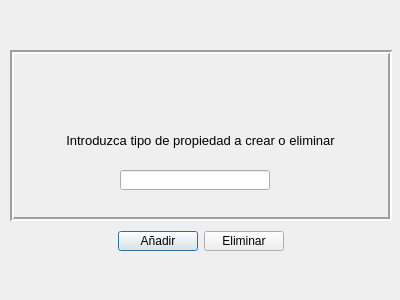
This is templates/dlgTipoProp.ui in Samugcor/InmoTeis as Qt 5 draws it before an edit. The edited form follows.
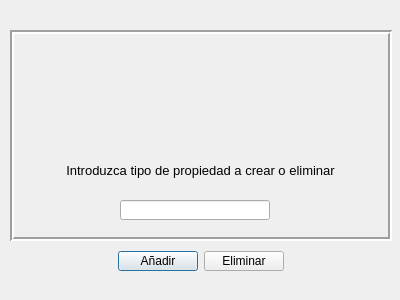
This is the edited form. Icons and pictures are not drawn.

```diff
--- a/templates/dlgTipoProp.ui
+++ b/templates/dlgTipoProp.ui
@@ -32,9 +32,9 @@
    <property name="geometry">
     <rect>
      <x>10</x>
-     <y>50</y>
+     <y>30</y>
      <width>382</width>
-     <height>171</height>
+     <height>211</height>
     </rect>
    </property>
    <property name="maximumSize">
@@ -59,7 +59,7 @@
     <property name="geometry">
      <rect>
       <x>110</x>
-      <y>120</y>
+      <y>170</y>
       <width>150</width>
       <height>20</height>
      </rect>
@@ -81,7 +81,7 @@
     <property name="geometry">
      <rect>
       <x>30</x>
-      <y>70</y>
+      <y>120</y>
       <width>321</width>
       <height>41</height>
      </rect>
@@ -101,10 +101,10 @@
    <widget class="QLabel" name="label_2">
     <property name="geometry">
      <rect>
-      <x>170</x>
+      <x>130</x>
       <y>20</y>
-      <width>50</width>
-      <height>50</height>
+      <width>121</width>
+      <height>111</height>
      </rect>
     </property>
     <property name="minimumSize">
@@ -128,7 +128,7 @@
    <property name="geometry">
     <rect>
      <x>10</x>
-     <y>230</y>
+     <y>250</y>
      <width>381</width>
      <height>22</height>
     </rect>
```
Left out of the diff: 6 changed lines with no effect on the pictures.
